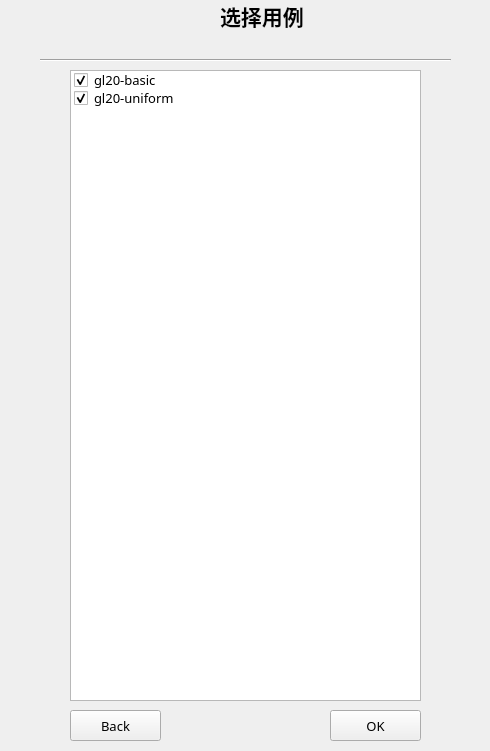
Before: the Qt Designer form basebench/select_page.ui in feishengfei/benchUI, drawn with Qt 5.
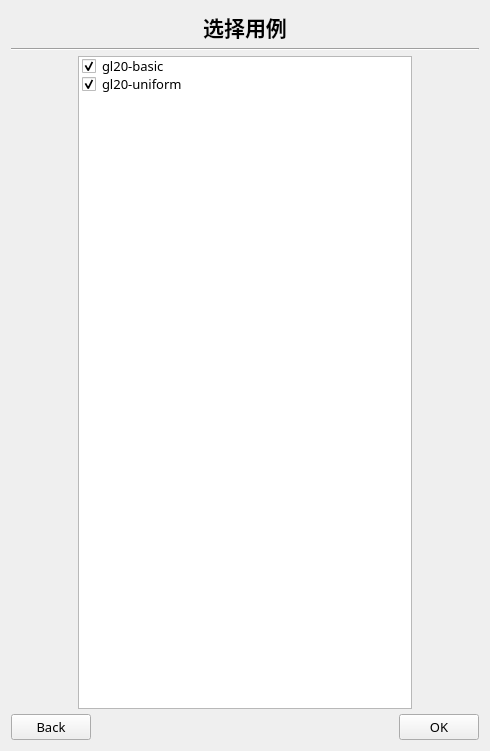
After: the same form once the commit is applied.

Patch:
```diff
--- a/basebench/select_page.ui
+++ b/basebench/select_page.ui
@@ -13,146 +13,208 @@
   <property name="windowTitle">
    <string>Form</string>
   </property>
-  <widget class="QPushButton" name="selectBackBtn">
-   <property name="geometry">
-    <rect>
-     <x>70</x>
-     <y>710</y>
-     <width>91</width>
-     <height>31</height>
-    </rect>
-   </property>
-   <property name="sizePolicy">
-    <sizepolicy hsizetype="Preferred" vsizetype="Preferred">
-     <horstretch>0</horstretch>
-     <verstretch>0</verstretch>
-    </sizepolicy>
-   </property>
-   <property name="font">
-    <font>
-     <family>微软雅黑</family>
-     <pointsize>10</pointsize>
-    </font>
-   </property>
-   <property name="text">
-    <string>Back</string>
-   </property>
-  </widget>
-  <widget class="Line" name="line">
-   <property name="geometry">
-    <rect>
-     <x>40</x>
-     <y>50</y>
-     <width>411</width>
-     <height>20</height>
-    </rect>
-   </property>
-   <property name="sizePolicy">
-    <sizepolicy hsizetype="Preferred" vsizetype="Preferred">
-     <horstretch>0</horstretch>
-     <verstretch>0</verstretch>
-    </sizepolicy>
-   </property>
-   <property name="font">
-    <font>
-     <family>微软雅黑</family>
-     <pointsize>10</pointsize>
-    </font>
-   </property>
-   <property name="orientation">
-    <enum>Qt::Horizontal</enum>
-   </property>
-  </widget>
-  <widget class="QPushButton" name="selectOKBtn">
-   <property name="geometry">
-    <rect>
-     <x>330</x>
-     <y>710</y>
-     <width>91</width>
-     <height>31</height>
-    </rect>
-   </property>
-   <property name="sizePolicy">
-    <sizepolicy hsizetype="Preferred" vsizetype="Preferred">
-     <horstretch>0</horstretch>
-     <verstretch>0</verstretch>
-    </sizepolicy>
-   </property>
-   <property name="font">
-    <font>
-     <family>微软雅黑</family>
-     <pointsize>10</pointsize>
-    </font>
-   </property>
-   <property name="text">
-    <string>OK</string>
-   </property>
-  </widget>
-  <widget class="QListWidget" name="listWidget">
-   <property name="geometry">
-    <rect>
-     <x>70</x>
-     <y>70</y>
-     <width>351</width>
-     <height>631</height>
-    </rect>
-   </property>
-   <property name="sizePolicy">
-    <sizepolicy hsizetype="Preferred" vsizetype="Preferred">
-     <horstretch>0</horstretch>
-     <verstretch>0</verstretch>
-    </sizepolicy>
-   </property>
-   <property name="font">
-    <font>
-     <family>微软雅黑</family>
-     <pointsize>10</pointsize>
-    </font>
-   </property>
-   <item>
-    <property name="text">
-     <string>gl20-basic</string>
-    </property>
-    <property name="checkState">
-     <enum>Checked</enum>
-    </property>
+  <layout class="QGridLayout" name="gridLayout">
+   <item row="0" column="0">
+    <layout class="QVBoxLayout" name="verticalLayout">
+     <property name="spacing">
+      <number>5</number>
+     </property>
+     <item>
+      <layout class="QHBoxLayout" name="horizontalLayout_3" stretch="2,4,2">
+       <property name="spacing">
+        <number>5</number>
+       </property>
+       <item>
+        <spacer name="horizontalSpacer_4">
+         <property name="orientation">
+          <enum>Qt::Horizontal</enum>
+         </property>
+         <property name="sizeHint" stdset="0">
+          <size>
+           <width>40</width>
+           <height>20</height>
+          </size>
+         </property>
+        </spacer>
+       </item>
+       <item>
+        <widget class="QLabel" name="label">
+         <property name="sizePolicy">
+          <sizepolicy hsizetype="Expanding" vsizetype="Fixed">
+           <horstretch>0</horstretch>
+           <verstretch>0</verstretch>
+          </sizepolicy>
+         </property>
+         <property name="font">
+          <font>
+           <family>微软雅黑</family>
+           <pointsize>16</pointsize>
+           <weight>75</weight>
+           <bold>true</bold>
+          </font>
+         </property>
+         <property name="text">
+          <string>选择用例</string>
+         </property>
+         <property name="alignment">
+          <set>Qt::AlignCenter</set>
+         </property>
+        </widget>
+       </item>
+       <item>
+        <spacer name="horizontalSpacer_5">
+         <property name="orientation">
+          <enum>Qt::Horizontal</enum>
+         </property>
+         <property name="sizeHint" stdset="0">
+          <size>
+           <width>40</width>
+           <height>20</height>
+          </size>
+         </property>
+        </spacer>
+       </item>
+      </layout>
+     </item>
+     <item>
+      <widget class="Line" name="line">
+       <property name="sizePolicy">
+        <sizepolicy hsizetype="Expanding" vsizetype="Fixed">
+         <horstretch>0</horstretch>
+         <verstretch>0</verstretch>
+        </sizepolicy>
+       </property>
+       <property name="font">
+        <font>
+         <family>微软雅黑</family>
+         <pointsize>10</pointsize>
+        </font>
+       </property>
+       <property name="orientation">
+        <enum>Qt::Horizontal</enum>
+       </property>
+      </widget>
+     </item>
+     <item>
+      <layout class="QHBoxLayout" name="horizontalLayout_2" stretch="2,10,2">
+       <item>
+        <spacer name="horizontalSpacer">
+         <property name="orientation">
+          <enum>Qt::Horizontal</enum>
+         </property>
+         <property name="sizeHint" stdset="0">
+          <size>
+           <width>40</width>
+           <height>20</height>
+          </size>
+         </property>
+        </spacer>
+       </item>
+       <item>
+        <widget class="QListWidget" name="listWidget">
+         <property name="sizePolicy">
+          <sizepolicy hsizetype="Expanding" vsizetype="Expanding">
+           <horstretch>0</horstretch>
+           <verstretch>0</verstretch>
+          </sizepolicy>
+         </property>
+         <property name="font">
+          <font>
+           <family>微软雅黑</family>
+           <pointsize>10</pointsize>
+          </font>
+         </property>
+         <item>
+          <property name="text">
+           <string>gl20-basic</string>
+          </property>
+          <property name="checkState">
+           <enum>Checked</enum>
+          </property>
+         </item>
+         <item>
+          <property name="text">
+           <string>gl20-uniform</string>
+          </property>
+          <property name="checkState">
+           <enum>Checked</enum>
+          </property>
+         </item>
+        </widget>
+       </item>
+       <item>
+        <spacer name="horizontalSpacer_2">
+         <property name="orientation">
+          <enum>Qt::Horizontal</enum>
+         </property>
+         <property name="sizeHint" stdset="0">
+          <size>
+           <width>40</width>
+           <height>20</height>
+          </size>
+         </property>
+        </spacer>
+       </item>
+      </layout>
+     </item>
+     <item>
+      <layout class="QHBoxLayout" name="horizontalLayout" stretch="2,8,2">
+       <item>
+        <widget class="QPushButton" name="selectBackBtn">
+         <property name="sizePolicy">
+          <sizepolicy hsizetype="Fixed" vsizetype="Fixed">
+           <horstretch>0</horstretch>
+           <verstretch>0</verstretch>
+          </sizepolicy>
+         </property>
+         <property name="font">
+          <font>
+           <family>微软雅黑</family>
+           <pointsize>10</pointsize>
+          </font>
+         </property>
+         <property name="text">
+          <string>Back</string>
+         </property>
+        </widget>
+       </item>
+       <item>
+        <spacer name="horizontalSpacer_3">
+         <property name="orientation">
+          <enum>Qt::Horizontal</enum>
+         </property>
+         <property name="sizeHint" stdset="0">
+          <size>
+           <width>40</width>
+           <height>20</height>
+          </size>
+         </property>
+        </spacer>
+       </item>
+       <item>
+        <widget class="QPushButton" name="selectOKBtn">
+         <property name="sizePolicy">
+          <sizepolicy hsizetype="Fixed" vsizetype="Fixed">
+           <horstretch>0</horstretch>
+           <verstretch>0</verstretch>
+          </sizepolicy>
+         </property>
+         <property name="font">
+          <font>
+           <family>微软雅黑</family>
+           <pointsize>10</pointsize>
+          </font>
+         </property>
+         <property name="text">
+          <string>OK</string>
+         </property>
+        </widget>
+       </item>
+      </layout>
+     </item>
+    </layout>
    </item>
-   <item>
-    <property name="text">
-     <string>gl20-uniform</string>
-    </property>
-    <property name="checkState">
-     <enum>Checked</enum>
-    </property>
-   </item>
-  </widget>
-  <widget class="QLabel" name="label">
-   <property name="geometry">
-    <rect>
-     <x>220</x>
-     <y>0</y>
-     <width>111</width>
-     <height>31</height>
-    </rect>
-   </property>
-   <property name="sizePolicy">
-    <sizepolicy hsizetype="Preferred" vsizetype="Preferred">
-     <horstretch>0</horstretch>
-     <verstretch>0</verstretch>
-    </sizepolicy>
-   </property>
-   <property name="font">
-    <font>
-     <family>微软雅黑</family>
-     <pointsize>16</pointsize>
-     <weight>75</weight>
-     <bold>true</bold>
-    </font>
-   </property>
-   <property name="text">
-    <string>选择用例</string>
-   </property>
-  </widget>
+  </layout>
  </widget>
  <resources/>
  <connections/>
```
